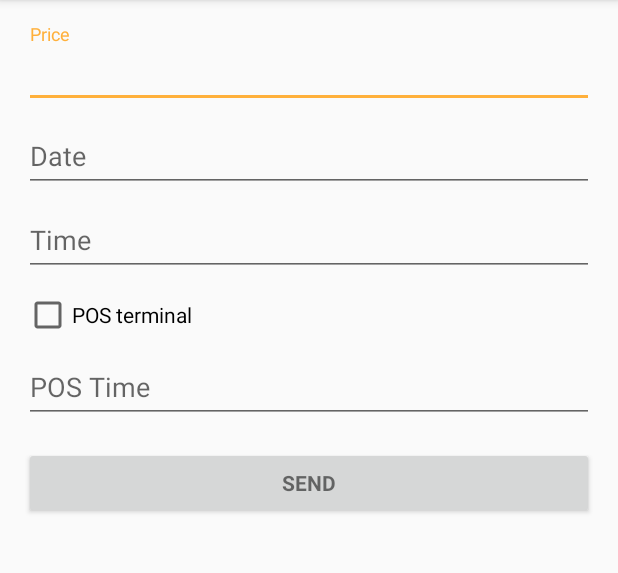
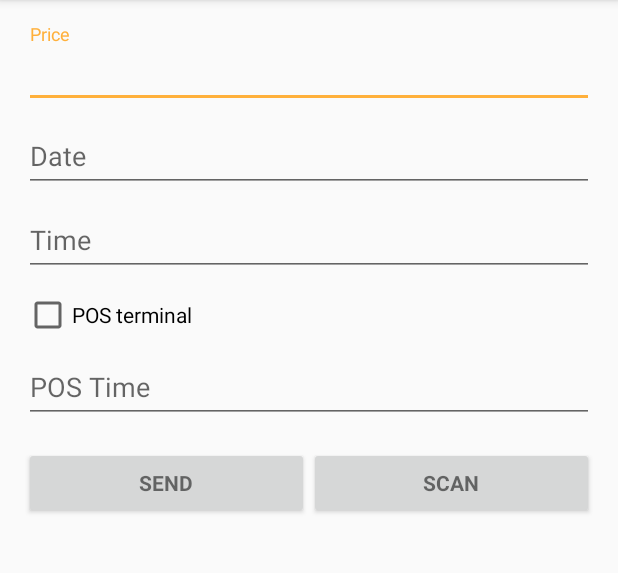
Before and after one commit to manolevski/kasov-bon, an Android app: the MainActivity screen opened directly, with no data from a screen before it, on a phone screen of 412 x 824 dp, the part 84-657 px from its top. Run offline under Robolectric (Android 15) with nearby library versions, the light colour scheme and no system bars; 1 statement that could not run was skipped.

Commit message:
Added qr scanner

```diff
--- a/app/build.gradle
+++ b/app/build.gradle
@@ -26,4 +26,6 @@ dependencies {
     implementation 'com.google.android.material:material:1.1.0-alpha03'
     implementation 'cz.msebera.android:httpclient:4.4.1.1'
     implementation 'org.jsoup:jsoup:1.7.3'
+    implementation 'me.dm7.barcodescanner:zxing:1.9.13'
+    implementation 'com.google.code.gson:gson:2.8.5'
 }
--- a/app/src/main/AndroidManifest.xml
+++ b/app/src/main/AndroidManifest.xml
@@ -3,6 +3,7 @@
     package="com.manolevski.kasovbon">
 
     <uses-permission android:name="android.permission.INTERNET" />
+    <uses-permission android:name="android.permission.CAMERA" />
 
     <application
         android:allowBackup="true"
@@ -10,7 +11,8 @@
         android:label="@string/app_name"
         android:supportsRtl="true"
         android:theme="@style/AppTheme">
-        <activity android:name="com.manolevski.kasovbon.MainActivity">
+        <activity android:name=".ScannerActivity"></activity>
+        <activity android:name=".MainActivity">
             <intent-filter>
                 <action android:name="android.intent.action.MAIN" />
 
@@ -18,7 +20,7 @@
             </intent-filter>
         </activity>
         <activity
-            android:name="com.manolevski.kasovbon.LoginActivity"
+            android:name=".LoginActivity"
             android:label="@string/title_activity_login">
             <meta-data
                 android:name="android.support.PARENT_ACTIVITY"
--- a/app/src/main/java/com/manolevski/kasovbon/Utils/Constants.java
+++ b/app/src/main/java/com/manolevski/kasovbon/Utils/Constants.java
@@ -7,4 +7,6 @@ public class Constants {
     public static final String BASE_URL = "https://kasovbon.bg";
     public static final String RECEIPT_URL = BASE_URL + "/receipt";
     public static final String LOGIN_URL = BASE_URL + "/login";
+    public static final int CAMERA_PERMISSION = 1;
+    public static final String SCANNER_RESULT = "scanner_result";
 }
--- a/app/src/main/res/layout/activity_main.xml
+++ b/app/src/main/res/layout/activity_main.xml
@@ -81,15 +81,31 @@
 
         </com.google.android.material.textfield.TextInputLayout>
 
-        <Button
-            android:id="@+id/email_send_button"
-            style="?android:textAppearanceSmall"
+        <LinearLayout
             android:layout_width="match_parent"
             android:layout_height="wrap_content"
-            android:layout_marginTop="16dp"
-            android:text="@string/send"
-            android:onClick="sendData"
-            android:textStyle="bold" />
+            android:orientation="horizontal">
+            <Button
+                android:id="@+id/email_send_button"
+                style="?android:textAppearanceSmall"
+                android:layout_weight="1"
+                android:layout_width="0dp"
+                android:layout_height="wrap_content"
+                android:layout_marginTop="@dimen/activity_vertical_margin"
+                android:text="@string/send"
+                android:onClick="sendData"
+                android:textStyle="bold" />
+            <Button
+                android:id="@+id/scan_button"
+                style="?android:textAppearanceSmall"
+                android:layout_weight="1"
+                android:layout_width="0dp"
+                android:layout_height="wrap_content"
+                android:layout_marginTop="@dimen/activity_vertical_margin"
+                android:text="@string/scan"
+                android:onClick="scan"
+                android:textStyle="bold" />
+        </LinearLayout>
 
         <LinearLayout
             android:id="@+id/data_form"
--- a/app/src/main/res/values/colors.xml
+++ b/app/src/main/res/values/colors.xml
@@ -3,4 +3,5 @@
     <color name="colorPrimary">#468966</color>
     <color name="colorPrimaryDark">#3F795B</color>
     <color name="colorAccent">#FFB03B</color>
+    <color name="scannerText">#CFCFCF</color>
 </resources>
--- a/app/src/main/res/values/strings.xml
+++ b/app/src/main/res/values/strings.xml
@@ -33,6 +33,12 @@
     <string name="empty_field">There is empty field</string>
     <string name="pos_terminal">POS terminal</string>
 
+    <!--QR code scanner-->
+    <string name="scan">Scan</string>
+    <string name="scan_permission">Please grant camera permission to use the QR Scanner!</string>
+    <string name="scan_error">Something went wrong. Try again or use different QR code.</string>
+    <string name="scan_hint">Place a QR code in the rectangle to scan it.</string>
+
     <!--Common-->
     <string name="please_wait_message">Please wait!</string>
 </resources>
```
Also changed, not shown: app/src/main/java/com/manolevski/kasovbon/MainActivity.java (+63 -0 lines), app/src/main/java/com/manolevski/kasovbon/ScannerActivity.java (added, +127 -0 lines), app/src/main/java/com/manolevski/kasovbon/Utils/ScannerResult.java (added, +42 -0 lines), app/src/main/res/layout/activity_scanner.xml (added, +19 -0 lines), 1 other file.
